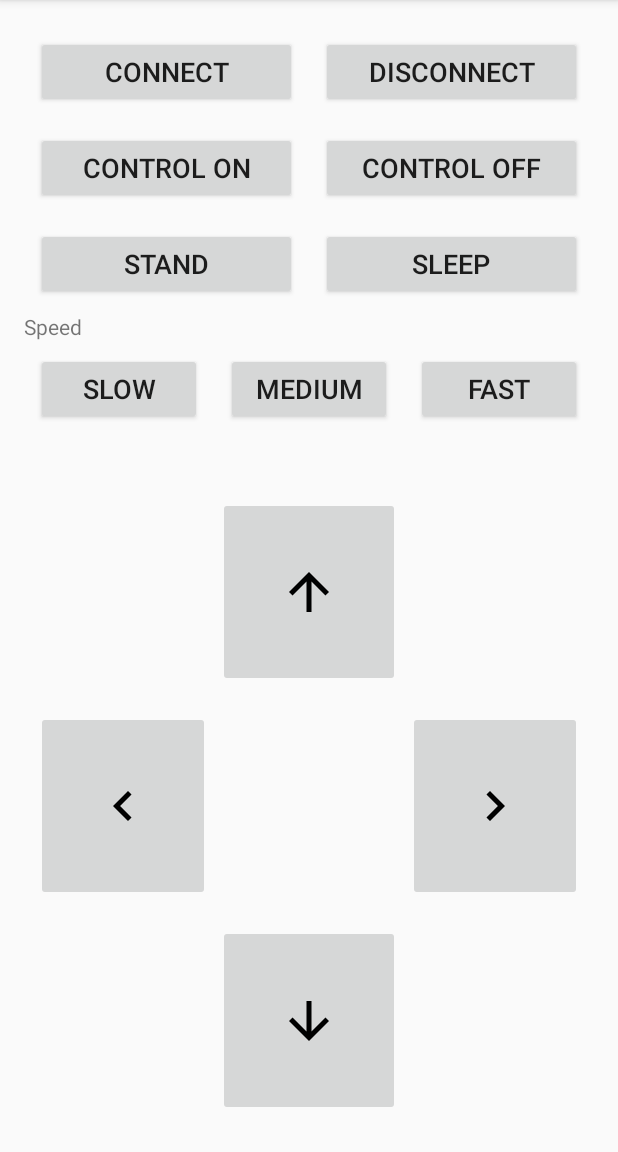
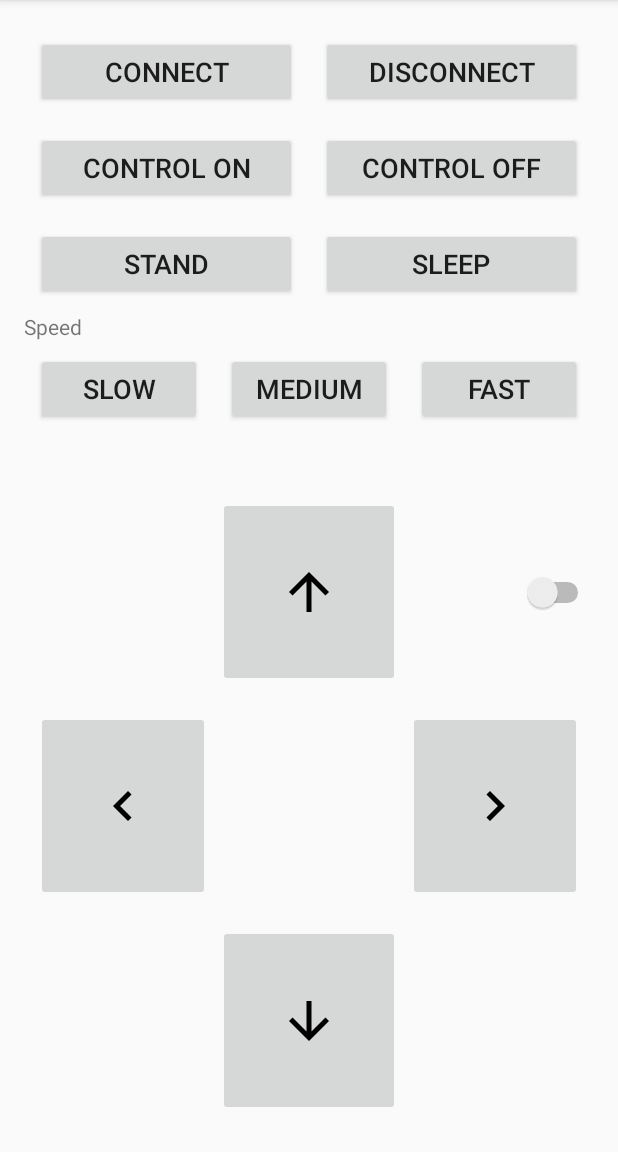
Before and after one commit to dr-number/Spider2024_410_bluethooth_LKM, an Android app: the ControlActivity screen opened directly, with no data from a screen before it, on a phone screen of 412 x 824 dp, the part 84-1236 px from its top. Run offline under Robolectric (Android 15) with nearby library versions, the phone set to English and light mode, and no system bars; 5 statements that could not run were skipped.

Commit message:
add colors for control, add speed

```diff
--- a/app/src/main/java/com/example/spider2024_410_bluethooth_lkm/ControlActivity.kt
+++ b/app/src/main/java/com/example/spider2024_410_bluethooth_lkm/ControlActivity.kt
@@ -19,6 +19,10 @@ import androidx.appcompat.app.AppCompatActivity
 import kotlinx.android.synthetic.main.control_layout.*
 import java.io.IOException
 import java.util.*
+import android.widget.CompoundButton
+
+
+
 
 
 class ControlActivity: AppCompatActivity(){
@@ -37,6 +41,8 @@ class ControlActivity: AppCompatActivity(){
         setContentView(R.layout.control_layout)
         m_address = intent.getStringExtra(MainActivity.EXTRA_ADDRESS).toString()
 
+        btn_right.isEnabled = false
+
         ConnectToDevice(this).execute()
 
         setButtonTouchListener( btn_forward, 'W')
@@ -51,6 +57,10 @@ class ControlActivity: AppCompatActivity(){
 
         btn_stand.setOnClickListener {
             sendCommand("F") // Начать выполнение команды при нажатии кнопки
+            btn_forward.setBackgroundResource(android.R.drawable.btn_default);
+            btn_back.setBackgroundResource(android.R.drawable.btn_default);
+            btn_left.setBackgroundResource(android.R.drawable.btn_default);
+            btn_right.setBackgroundResource(android.R.drawable.btn_default);
         }
         btn_sleep.setOnClickListener {
             sendCommand("R") // Начать выполнение команды при нажатии кнопки
@@ -63,6 +73,9 @@ class ControlActivity: AppCompatActivity(){
             sendCommand("P") // Начать выполнение команды при нажатии кнопки
         }
 
+        on_right.setOnCheckedChangeListener { buttonView, isChecked ->
+            btn_right.isEnabled = isChecked
+        }
 
         btn_disconnect.setOnClickListener{ disconnect() }
         btn_connect.setOnClickListener{ ConnectToDevice(this).execute() }
--- a/app/src/main/res/layout/control_layout.xml
+++ b/app/src/main/res/layout/control_layout.xml
@@ -154,11 +154,12 @@
                     android:layout_margin="8dp"
                     android:contentDescription="up" />
 
-            <View
+            <Switch
+                    android:id="@+id/on_right"
                     android:layout_width="0dp"
                     android:layout_height="match_parent"
                     android:layout_weight="1"
-                    android:visibility="invisible" />
+                    />
         </LinearLayout>
 
         <!-- Стрелки влево и вправо -->
@@ -194,7 +195,8 @@
                     app:srcCompat="@drawable/ic_baseline_chevron_right_40"
                     android:tint="@color/colorBlack"
                     android:layout_margin="8dp"
-                    android:contentDescription="right" />
+                    android:contentDescription="right"
+                    />
         </LinearLayout>
 
         <!-- Стрелка вниз -->
```
Also changed, not shown: 1 other file.
